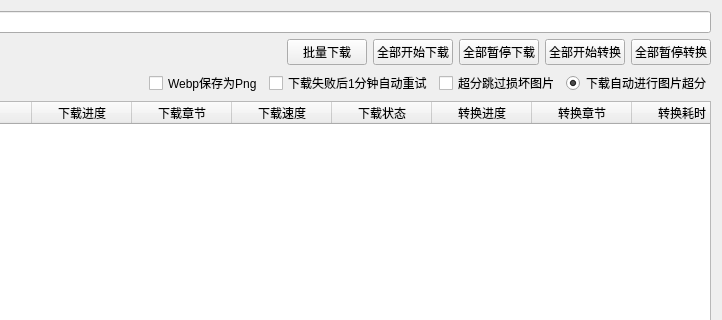
Before: the Qt Designer form ui/ui_download.ui in tonquer/JMComic-qt, drawn with Qt 5; both pictures show x 280 to 1002 and y 0 to 320 of the 1002 by 510 pixel window.
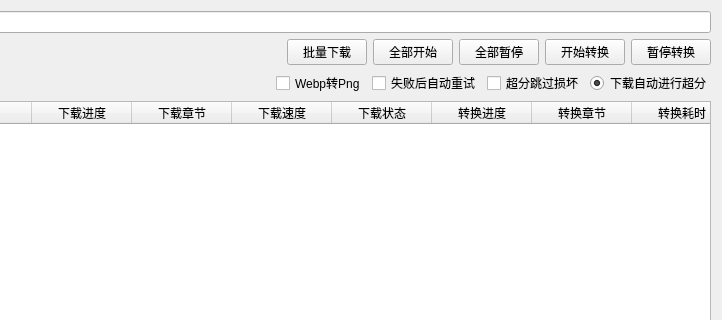
After: the same form once the commit is applied.

The edit to the form file:
```diff
--- a/ui/ui_download.ui
+++ b/ui/ui_download.ui
@@ -95,21 +95,21 @@
      <item>
       <widget class="QCheckBox" name="webp2Png">
        <property name="text">
-        <string>Webp保存为Png</string>
+        <string>Webp转Png</string>
        </property>
       </widget>
      </item>
      <item>
       <widget class="QCheckBox" name="redownloadRadio">
        <property name="text">
-        <string>下载失败后1分钟自动重试</string>
+        <string>失败后自动重试</string>
        </property>
       </widget>
      </item>
      <item>
       <widget class="QCheckBox" name="skipPic">
        <property name="text">
-        <string>超分跳过损坏图片</string>
+        <string>超分跳过损坏</string>
        </property>
       </widget>
      </item>
@@ -119,7 +119,7 @@
         <bool>true</bool>
        </property>
        <property name="text">
-        <string>下载自动进行图片超分</string>
+        <string>下载自动进行超分</string>
        </property>
        <property name="checked">
         <bool>true</bool>
@@ -179,28 +179,28 @@
      <item>
       <widget class="QPushButton" name="pushButton">
        <property name="text">
-        <string>全部开始下载</string>
+        <string>全部开始</string>
        </property>
       </widget>
      </item>
      <item>
       <widget class="QPushButton" name="pushButton_3">
        <property name="text">
-        <string>全部暂停下载</string>
+        <string>全部暂停</string>
        </property>
       </widget>
      </item>
      <item>
       <widget class="QPushButton" name="pushButton_2">
        <property name="text">
-        <string>全部开始转换</string>
+        <string>开始转换</string>
        </property>
       </widget>
      </item>
      <item>
       <widget class="QPushButton" name="pushButton_4">
        <property name="text">
-        <string>全部暂停转换</string>
+        <string>暂停转换</string>
        </property>
       </widget>
      </item>
```
